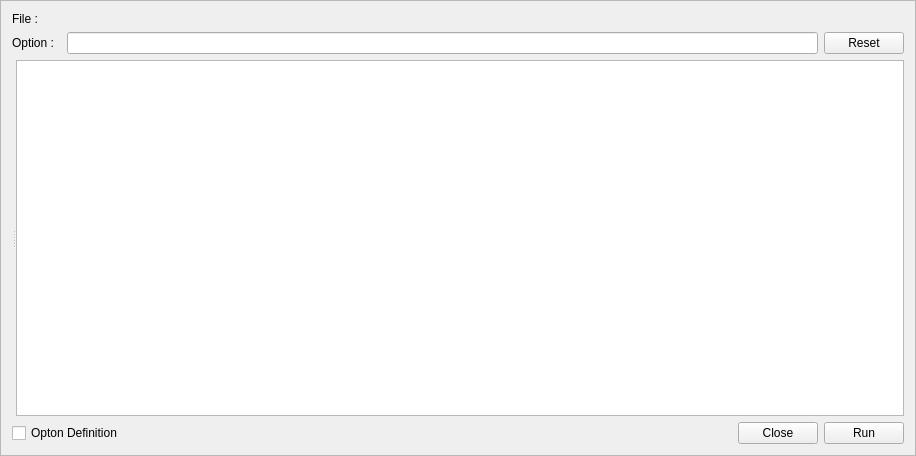
Before: the Qt Designer form src/optionconfigurator.ui in GAMS-dev/studio, drawn with Qt 5.
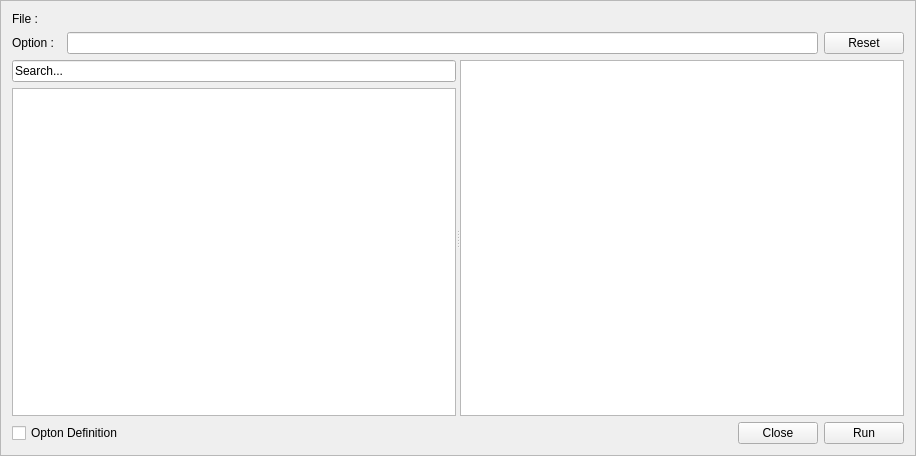
After: the same form once the commit is applied.

Commit message: show/hide option definition layout when checked/unchecked

What changed in the file:
```diff
--- a/src/optionconfigurator.ui
+++ b/src/optionconfigurator.ui
@@ -66,7 +66,18 @@
       <enum>Qt::Horizontal</enum>
      </property>
      <widget class="QWidget" name="layoutWidget_2">
-      <layout class="QVBoxLayout" name="optionDefinition_VLayout"/>
+      <layout class="QVBoxLayout" name="optionDefinition_VLayout">
+       <item>
+        <widget class="QLineEdit" name="searchLineEdit">
+         <property name="text">
+          <string>Search...</string>
+         </property>
+        </widget>
+       </item>
+       <item>
+        <widget class="QTreeView" name="optionDefintionTreeView"/>
+       </item>
+      </layout>
      </widget>
      <widget class="QWidget" name="layoutWidget_3">
       <layout class="QVBoxLayout" name="Option_VLayout">
```
The commit also changes 2 other files.
